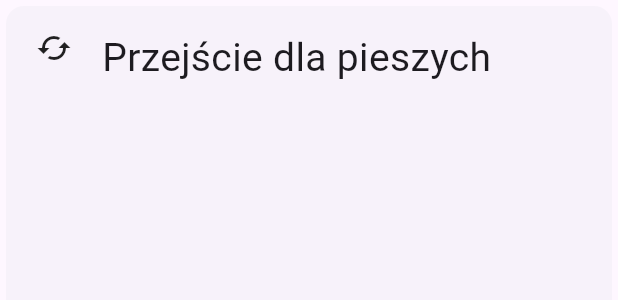
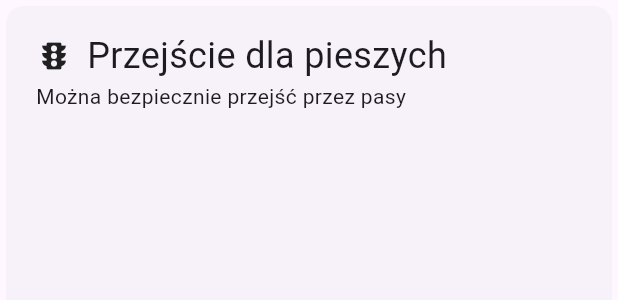
Before and after one commit to drzezga/nearly, a Flutter app: the ReadTagCard widget shown alone on an empty page, opened directly, on a phone screen of 412 x 824 dp. Shown: the top 300 px of the screen. Run offline on Flutter 3.47's test engine with Material 2 defaults, Android fonts, the phone set to English and light mode, and no system bars; our stand-ins replace flutter_bloc, settings_ui, shared_preferences; accounts and stored records are empty.

```diff
--- a/lib/ui/read_tag_card.dart
+++ b/lib/ui/read_tag_card.dart
@@ -17,13 +17,14 @@ class ReadTagCard extends StatelessWidget {
           child: Padding(
             padding: const EdgeInsets.symmetric(vertical: 16.0, horizontal: 20.0),
             child: Column(
+              crossAxisAlignment: CrossAxisAlignment.start,
               children: [
                 Row(
-                  crossAxisAlignment: CrossAxisAlignment.start,
+                  crossAxisAlignment: CrossAxisAlignment.center,
                   children: const [
-                    Icon(Icons.cached),
-                    SizedBox(width: 20),
-                    Text("Przejście dla pieszych", style: TextStyle(fontSize: 26),),
+                    Icon(Icons.traffic),
+                    SizedBox(width: 10),
+                    Flexible(child: Text("Przejście dla pieszych", style: TextStyle(fontSize: 24),)),
                     // Row(
                     //   mainAxisAlignment: MainAxisAlignment.end,
                     //   children: [
@@ -34,7 +35,7 @@ class ReadTagCard extends StatelessWidget {
                     // )
                   ]
                 ),
-                // Text("Można bezpiecznie przejść przez pasy"),
+                Text("Można bezpiecznie przejść przez pasy"),
               ],
             ),
           ),
--- a/lib/ui/settings_page.dart
+++ b/lib/ui/settings_page.dart
@@ -25,7 +25,10 @@ class _SettingsPageState extends State<SettingsPage> {
                   leading: Icon(notificationSchema[entry.key]!.icon),
                   title: Text(notificationSchema[entry.key]!.displayName),
                   onToggle: (value) {
-                    context.read<NotificationPreferencesCubit>().toggleSetting(entry.key);
+                    setState(() {
+                      context.read<NotificationPreferencesCubit>().toggleSetting(entry.key);
+
+                    });
                     // setState(() {
                     //   warningsState = !warningsState;
                     // });
```
Also changed, not shown: lib/main.dart (renamed from lib/ui/main.dart, +8 -7 lines), lib/ui/home_page.dart (+13 -11 lines), 1 other file.
